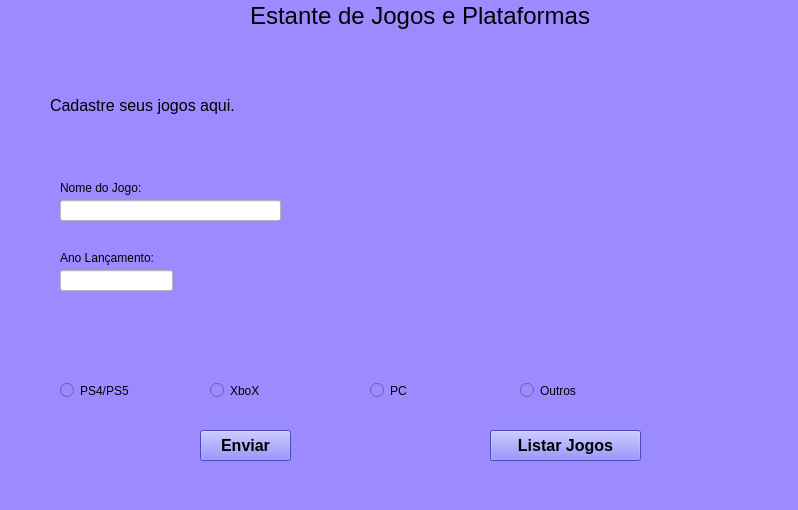
First picture: the form in cadastro.ui, repository CesarOli/cadastro_de_jogos_e_plataformas, before the edit.
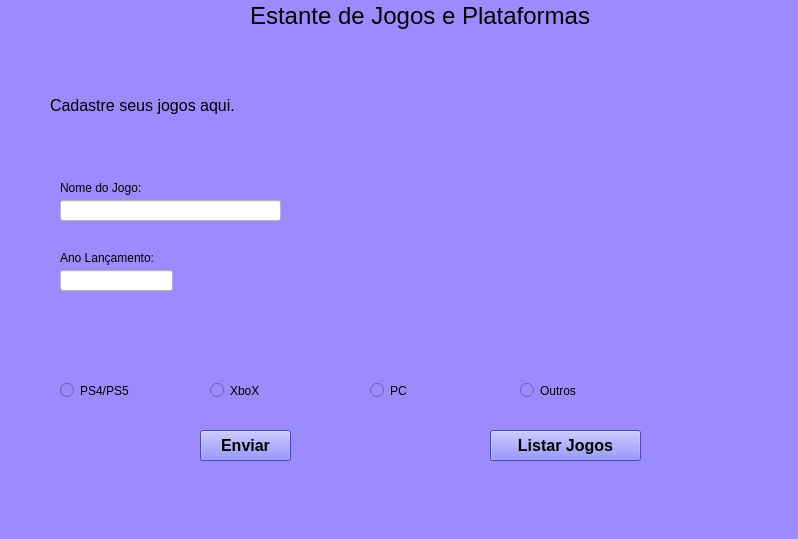
Second picture: the form after the edit.

Commit message: Pequenas alterações na apresentação da tela.

```diff
--- a/cadastro.ui
+++ b/cadastro.ui
@@ -7,7 +7,7 @@
     <x>0</x>
     <y>0</y>
     <width>798</width>
-    <height>510</height>
+    <height>539</height>
    </rect>
   </property>
   <property name="font">
```
